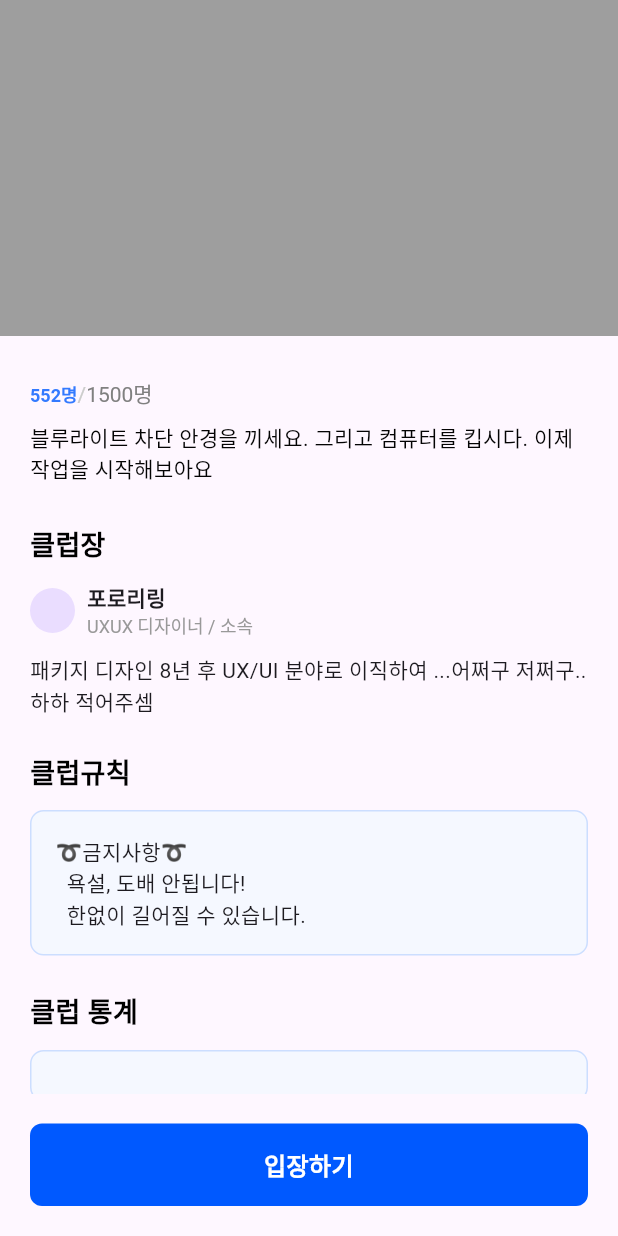
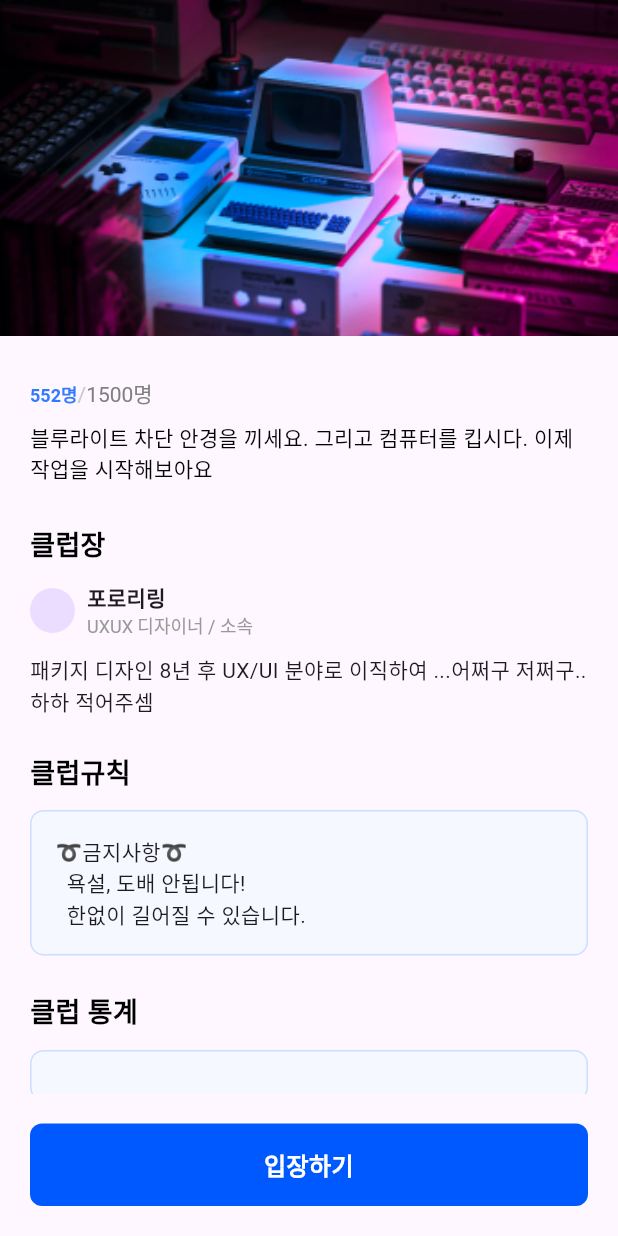
Before and after one commit to 9weeks-app-web/Team-6, a Flutter app: the RoungeTab screen opened directly, on a phone screen of 412 x 824 dp. Run offline on Flutter 3.47's test engine with Material 3 defaults, Android fonts, the light colour scheme and no system bars; our stand-ins replace dotted_border, equatable, file_picker, flutter_riverpod, flutter_svg, fluttertoast and 2 more; accounts and stored records are empty; Roboto replaces fonts that are missing (Pretendard).

Commit message:
Fix: 이미지 적용 #64

```diff
--- a/lib/view/pages/community_pages/detail_pages/detail_tabs/rounge_tab.dart
+++ b/lib/view/pages/community_pages/detail_pages/detail_tabs/rounge_tab.dart
@@ -29,6 +29,10 @@ class RoungeTab extends StatelessWidget {
                   Container(
                     height: 224,
                     color: Colors.grey,
+                    child: Image.asset(
+                      club['image'],
+                      fit: BoxFit.cover,
+                    ),
                   ),
                   const SizedBox(height: 28),
                   Padding(
```
Also changed, not shown: lib/view/widgets/recruit_page_widgets/recruit_card_widget.dart (+7 -5 lines).
